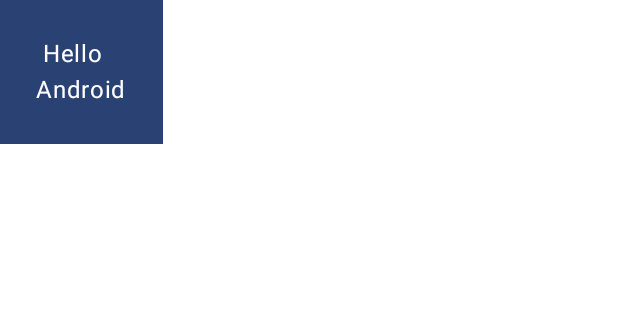
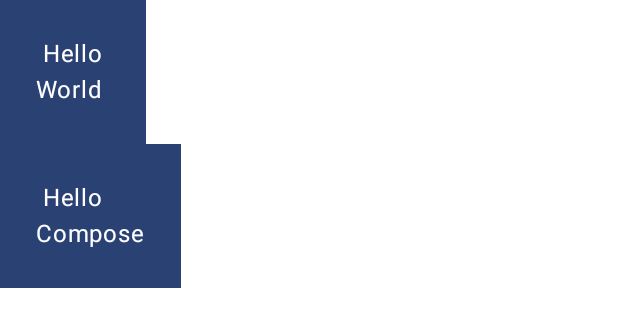
Before and after one commit to Hide109/practice-jetpac-compose, an Android app built with Jetpack Compose: the @Preview function GreetingPreview, on a phone screen of 412 x 824 dp. Shown: the top 327 px of the screen. Run offline under Robolectric (Android 15) with nearby library versions, the phone set to English and light mode, and no system bars.

Commit message:
改行の文章が二つになった！
for文を使ってくり返し処理をすることでくり返しGreetingを起動して文章の数を増やせた

```diff
--- a/app/src/main/java/com/example/basiccodelab/MainActivity.kt
+++ b/app/src/main/java/com/example/basiccodelab/MainActivity.kt
@@ -30,12 +30,14 @@ class MainActivity : ComponentActivity() {
 }
 
 @Composable
-fun MyApp(modifier: Modifier = Modifier){
-    Surface(
-        modifier = modifier,
-        color = MaterialTheme.colorScheme.background
-    ){
-        Greeting("Android")
+fun MyApp(
+    modifier: Modifier = Modifier,
+    names: List<String> = listOf("World","Compose")
+){
+    Column(modifier) {
+        for (name in names){
+            Greeting(name = name)
+        }
     }
 }
 
```
